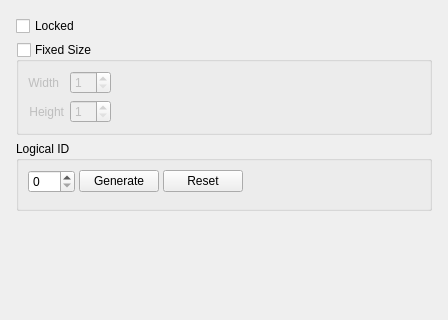
networkoptix/nx_open, file client/nx_client_desktop/src/nx/client/desktop/resource_properties/layout/widgets/layout_general_settings_widget.ui: the form before one commit; both pictures show x 0 to 448 and y 0 to 320 of the 448 by 565 pixel window.
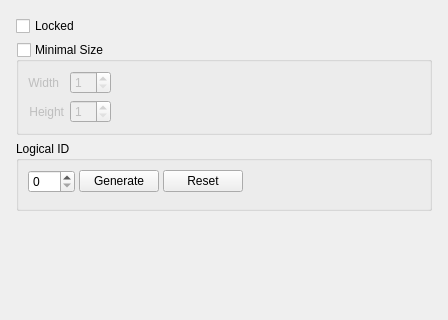
The form after the commit. Custom widgets are drawn as their Qt base class.

Commit message:
VMS-11000: Rename layout "Fixed size" to "Minimal size" (ui only)
<==== Mercurial data ====>
Branch: vms_3.2

What changed in the file:
```diff
--- a/client/nx_client_desktop/src/nx/client/desktop/resource_properties/layout/widgets/layout_general_settings_widget.ui
+++ b/client/nx_client_desktop/src/nx/client/desktop/resource_properties/layout/widgets/layout_general_settings_widget.ui
@@ -39,7 +39,7 @@
    <item>
     <widget class="QGroupBox" name="fixedSizeGroupBox">
      <property name="title">
-      <string>Fixed Size</string>
+      <string>Minimal Size</string>
      </property>
      <property name="flat">
       <bool>true</bool>
```
